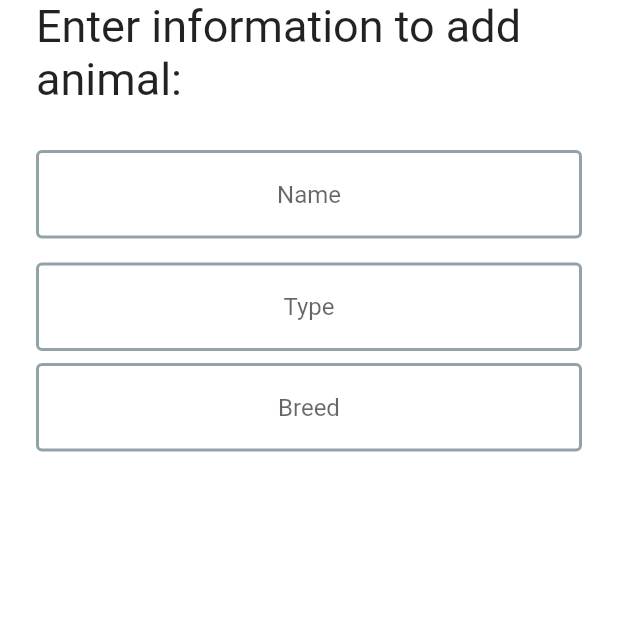
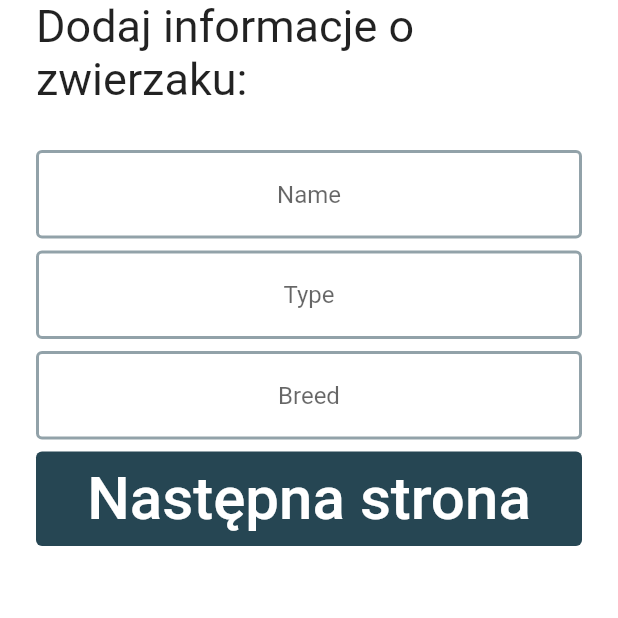
Before and after one commit to Daannko/adopciak, a Flutter app: the AddAnimalScreen screen opened directly, on a phone screen of 412 x 824 dp, the top half of it. Run offline on Flutter 3.47's test engine with Material 2 defaults, Android fonts, the phone set to English and light mode, and no system bars; our stand-ins replace animated_background, cloud_firestore, firebase_auth, firebase_core, firebase_database, firebase_storage and 3 more; accounts and stored records are empty.

Commit message:
Add animal partition

```diff
--- a/lib/add_animal_screen.dart
+++ b/lib/add_animal_screen.dart
@@ -30,7 +30,6 @@ class _AddAnimalScreenStatus extends State<AddAnimalScreen> {
   bool showSpinner = false;
   bool displaySet1 = true;
   bool displaySet2 = false;
-  bool displayAddBtn = false;
   bool displayImageUpload = false;
 
   @override
@@ -46,7 +45,7 @@ class _AddAnimalScreenStatus extends State<AddAnimalScreen> {
                 mainAxisAlignment: MainAxisAlignment.center,
                 crossAxisAlignment: CrossAxisAlignment.stretch,
                 children: <Widget>[
-                  Text("Enter information to add animal:",
+                  Text("Dodaj informacje o zwierzaku:",
                       style: TextStyle(
                           fontSize: CustomStyles.enterToRegisterSize)),
                   SizedBox(height: CustomStyles.enterToRegisterSize),
@@ -54,38 +53,16 @@ class _AddAnimalScreenStatus extends State<AddAnimalScreen> {
                       ? TextField(
                           keyboardType: TextInputType.name,
                           textAlign: TextAlign.center,
+                          controller: name.isNotEmpty
+                              ? TextEditingController(text: name)
+                              : TextEditingController(text: ""),
                           onChanged: (value) {
                             name = value;
                             //Do something with the user input.
                           },
                           decoration: InputDecoration(
                               hintText: 'Name',
-                              contentPadding: CustomStyles.mariginsAll20,
-                              enabledBorder: OutlineInputBorder(
-                                  borderSide: BorderSide(
-                                      color: CustomColors.inputTextBorderColor,
-                                      width: CustomStyles.width)),
-                              focusedBorder: OutlineInputBorder(
-                                  borderSide: BorderSide(
-                                      color: CustomColors
-                                          .selectedInputTextBorderColor,
-                                      width: CustomStyles.width))),
-                        )
-                      : new Container(),
-                  SizedBox(
-                    height: CustomStyles.smallBoxHeight,
-                  ),
-                  displaySet2
-                      ? TextField(
-                          keyboardType: TextInputType.name,
-                          textAlign: TextAlign.center,
-                          onChanged: (value) {
-                            age = int.parse(value);
-                            //Do something with the user input.
-                          },
-                          decoration: InputDecoration(
-                              hintText: 'Age',
-                              contentPadding: CustomStyles.mariginsAll20,
+                              contentPadding: CustomStyles.marginsAll20,
                               enabledBorder: OutlineInputBorder(
                                   borderSide: BorderSide(
                                       color: CustomColors.inputTextBorderColor,
@@ -104,13 +81,16 @@ class _AddAnimalScreenStatus extends State<AddAnimalScreen> {
                       ? TextField(
                           keyboardType: TextInputType.emailAddress,
                           textAlign: TextAlign.center,
+                          controller: type.isNotEmpty
+                              ? TextEditingController(text: type)
+                              : TextEditingController(text: ""),
                           onChanged: (value) {
                             type = value;
                             //Do something with the user input.
                           },
                           decoration: InputDecoration(
                               hintText: 'Type',
-                              contentPadding: CustomStyles.mariginsAll20,
+                              contentPadding: CustomStyles.marginsAll20,
                               enabledBorder: OutlineInputBorder(
                                   borderSide: BorderSide(
                                       color: CustomColors.inputTextBorderColor,
@@ -128,13 +108,64 @@ class _AddAnimalScreenStatus extends State<AddAnimalScreen> {
                   displaySet1
                       ? TextField(
                           textAlign: TextAlign.center,
+                          controller: breed.isNotEmpty
+                              ? TextEditingController(text: breed)
+                              : TextEditingController(text: ""),
                           onChanged: (value) {
                             breed = value;
                             //Do something with the user input.
                           },
                           decoration: InputDecoration(
                               hintText: 'Breed',
-                              contentPadding: CustomStyles.mariginsAll20,
+                              contentPadding: CustomStyles.marginsAll20,
+                              enabledBorder: OutlineInputBorder(
+                                  borderSide: BorderSide(
+                                      color: CustomColors.inputTextBorderColor,
+                                      width: CustomStyles.width)),
+                              focusedBorder: OutlineInputBorder(
+                                  borderSide: BorderSide(
+                                      color: CustomColors
+                                          .selectedInputTextBorderColor,
+                                      width: CustomStyles.width))),
+                        )
+                      : new Container(),
+                  SizedBox(
+                    height: CustomStyles.smallBoxHeight,
+                  ),
+                  displaySet1
+                      ? TextButton(
+                          style: TextButton.styleFrom(
+                              foregroundColor: Colors.white,
+                              backgroundColor: CustomColors.addAnimalColor),
+                          child: Text('Następna strona',
+                              style:
+                                  TextStyle(fontSize: CustomStyles.fontSize40)),
+                          onPressed: () async {
+                            if (name.isNotEmpty &&
+                                breed.isNotEmpty &&
+                                type.isNotEmpty) {
+                              setState(() {
+                                displaySet1 = false;
+                                displaySet2 = true;
+                              });
+                            }
+                          },
+                        )
+                      : new Container(),
+                  displaySet2
+                      ? TextField(
+                          keyboardType: TextInputType.number,
+                          textAlign: TextAlign.center,
+                          controller: age.toString().isNotEmpty
+                              ? TextEditingController(text: age.toString())
+                              : TextEditingController(text: ""),
+                          onChanged: (value) {
+                            age = int.parse(value);
+                            //Do something with the user input.
+                          },
+                          decoration: InputDecoration(
+                              hintText: 'Age',
+                              contentPadding: CustomStyles.marginsAll20,
                               enabledBorder: OutlineInputBorder(
                                   borderSide: BorderSide(
                                       color: CustomColors.inputTextBorderColor,
@@ -152,13 +183,16 @@ class _AddAnimalScreenStatus extends State<AddAnimalScreen> {
                   displaySet2
                       ? TextField(
                           textAlign: TextAlign.center,
+                          controller: owner.isNotEmpty
+                              ? TextEditingController(text: owner)
+                              : TextEditingController(text: ""),
                           onChanged: (value) {
                             owner = value;
                             //Do something with the user input.
                           },
                           decoration: InputDecoration(
                               hintText: 'Owner',
-                              contentPadding: CustomStyles.mariginsAll20,
+                              contentPadding: CustomStyles.marginsAll20,
                               enabledBorder: OutlineInputBorder(
                                   borderSide: BorderSide(
                                       color: CustomColors.inputTextBorderColor,
@@ -176,13 +210,16 @@ class _AddAnimalScreenStatus extends State<AddAnimalScreen> {
                   displaySet2
                       ? TextField(
                           textAlign: TextAlign.center,
+                          controller: location.isNotEmpty
+                              ? TextEditingController(text: location)
+                              : TextEditingController(text: ""),
                           onChanged: (value) {
                             location = value;
                             //Do something with the user input.
                           },
                           decoration: InputDecoration(
                               hintText: 'Location',
-                              contentPadding: CustomStyles.mariginsAll20,
+                              contentPadding: CustomStyles.marginsAll20,
                               enabledBorder: OutlineInputBorder(
                                   borderSide: BorderSide(
                                       color: CustomColors.inputTextBorderColor,
@@ -200,13 +237,16 @@ class _AddAnimalScreenStatus extends State<AddAnimalScreen> {
                   displaySet2
                       ? TextField(
                           textAlign: TextAlign.center,
+                          controller: info.isNotEmpty
+                              ? TextEditingController(text: info)
+                              : TextEditingController(text: ""),
                           onChanged: (value) {
                             info = value;
                             //Do something with the user input.
                           },
                           decoration: InputDecoration(
                               hintText: 'Info',
-                              contentPadding: CustomStyles.mariginsAll20,
+                              contentPadding: CustomStyles.marginsAll20,
                               enabledBorder: OutlineInputBorder(
                                   borderSide: BorderSide(
                                       color: CustomColors.inputTextBorderColor,
@@ -221,12 +261,54 @@ class _AddAnimalScreenStatus extends State<AddAnimalScreen> {
                   SizedBox(
                     height: CustomStyles.bigBoxHeight,
                   ),
-                  displayAddBtn
+                  displaySet2
                       ? TextButton(
                           style: TextButton.styleFrom(
                               foregroundColor: Colors.white,
                               backgroundColor: CustomColors.addAnimalColor),
-                          child: Text('Dodaj pieska ',
+                          child: Text('Następna strona',
+                              style: TextStyle(
+                                fontSize: CustomStyles.fontSize40,
+                              )),
+                          onPressed: () async {
+                            if (age != 0 &&
+                                age.toString().isNotEmpty &&
+                                owner.isNotEmpty &&
+                                location.isNotEmpty &&
+                                info.isNotEmpty) {
+                              setState(() {
+                                displaySet2 = false;
+                                displayImageUpload = true;
+                              });
+                            }
+                          },
+                        )
+                      : new Container(),
+                  displaySet2
+                      ? TextButton(
+                          style: TextButton.styleFrom(
+                              foregroundColor: Colors.white,
+                              backgroundColor: CustomColors.addAnimalColor),
+                          child: Text('Poprzednia strona',
+                              style:
+                                  TextStyle(fontSize: CustomStyles.fontSize40)),
+                          onPressed: () async {
+                            setState(() {
+                              displaySet1 = true;
+                              displaySet2 = false;
+                            });
+                          },
+                        )
+                      : new Container(),
+                  SizedBox(
+                    height: CustomStyles.smallBoxHeight,
+                  ),
+                  displayImageUpload
+                      ? TextButton(
+                          style: TextButton.styleFrom(
+                              foregroundColor: Colors.white,
+                              backgroundColor: CustomColors.addAnimalColor),
+                          child: Text('Dodaj zwierzaka ',
                               style:
                                   TextStyle(fontSize: CustomStyles.fontSize40)),
                           onPressed: () async {
@@ -261,6 +343,22 @@ class _AddAnimalScreenStatus extends State<AddAnimalScreen> {
                             });
                           },
                         )
+                      : new Container(),
+                  displayImageUpload
+                      ? TextButton(
+                          style: TextButton.styleFrom(
+                              foregroundColor: Colors.white,
+                              backgroundColor: CustomColors.addAnimalColor),
+                          child: Text('Poprzednia strona',
+                              style:
+                                  TextStyle(fontSize: CustomStyles.fontSize40)),
+                          onPressed: () async {
+                            setState(() {
+                              displaySet2 = true;
+                              displayImageUpload = false;
+                            });
+                          },
+                        )
                       : new Container()
                 ]),
           ),
--- a/lib/animal_screen.dart
+++ b/lib/animal_screen.dart
@@ -61,7 +61,7 @@ class _AnimeScreenState extends State<AnimalScreen> {
             padding: const EdgeInsets.fromLTRB(0, 30, 0, 0),
             child: SingleChildScrollView(
               child: Container(
-                margin: CustomStyles.mariginsAll20,
+                margin: CustomStyles.marginsAll20,
                 decoration: BoxDecoration(
                   borderRadius: CustomStyles.radius20,
                 ),
@@ -83,7 +83,7 @@ class _AnimeScreenState extends State<AnimalScreen> {
                         ),
                         Container(
                           width: double.infinity,
-                          margin: CustomStyles.marigin10,
+                          margin: CustomStyles.margin10,
                           padding: CustomStyles.paddingAll7,
                           decoration: BoxDecoration(
                               borderRadius: CustomStyles.radius30,
@@ -114,7 +114,7 @@ class _AnimeScreenState extends State<AnimalScreen> {
                         ),
                         Container(
                           width: double.infinity,
-                          margin: CustomStyles.marigin10,
+                          margin: CustomStyles.margin10,
                           padding: CustomStyles.paddingAll7,
                           decoration: BoxDecoration(
                               borderRadius: CustomStyles.radius30,
@@ -127,7 +127,7 @@ class _AnimeScreenState extends State<AnimalScreen> {
                         ),
                         Container(
                           width: double.infinity,
-                          margin: CustomStyles.marigin10,
+                          margin: CustomStyles.margin10,
                           padding: CustomStyles.paddingAll7,
                           decoration: BoxDecoration(
                               borderRadius: CustomStyles.radius30,
@@ -140,7 +140,7 @@ class _AnimeScreenState extends State<AnimalScreen> {
                         ),
                         Container(
                           width: double.infinity,
-                          margin: CustomStyles.marigin10,
+                          margin: CustomStyles.margin10,
                           padding: CustomStyles.paddingAll7,
                           decoration: BoxDecoration(
                               borderRadius: CustomStyles.radius30,
--- a/lib/home_screen.dart
+++ b/lib/home_screen.dart
@@ -117,7 +117,7 @@ class _HomeScreenState extends State<HomeScreen> {
                                                 width: borderSize),
                                             borderRadius: CustomStyles
                                                 .radiusAnimalScreen),
-                                        margin: CustomStyles.marigin20,
+                                        margin: CustomStyles.margin20,
                                         child: Column(
                                           children: [
                                             Container(
--- a/lib/model/styles.dart
+++ b/lib/model/styles.dart
@@ -1,14 +1,14 @@
 import 'package:flutter/material.dart';
 
 class CustomStyles {
-  static EdgeInsets marigin20 = const EdgeInsets.fromLTRB(20, 20, 20, 0);
-  static EdgeInsets marigin10 = const EdgeInsets.fromLTRB(10, 10, 10, 0);
+  static EdgeInsets margin20 = const EdgeInsets.fromLTRB(20, 20, 20, 0);
+  static EdgeInsets margin10 = const EdgeInsets.fromLTRB(10, 10, 10, 0);
   static EdgeInsets listViewPaddingName =
       const EdgeInsets.fromLTRB(0, 10, 0, 0);
   static EdgeInsets listViewPadding = const EdgeInsets.fromLTRB(20, 10, 20, 10);
   static double fontListView = 15;
   static double fontListViewName = 30;
-  static EdgeInsets mariginsAll20 = const EdgeInsets.all(20);
+  static EdgeInsets marginsAll20 = const EdgeInsets.all(20);
   static EdgeInsets paddingAll7 = const EdgeInsets.all(7);
   static EdgeInsets paddingAll10 = const EdgeInsets.all(10);
   static EdgeInsets paddingAll20 = const EdgeInsets.all(20);
```
